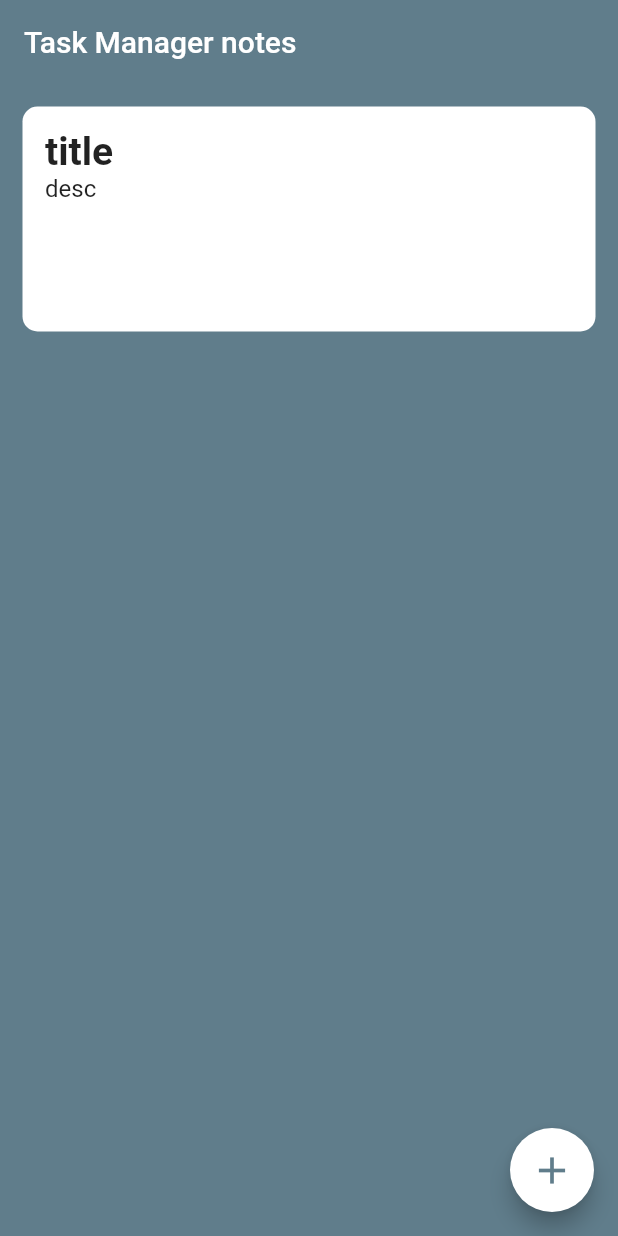
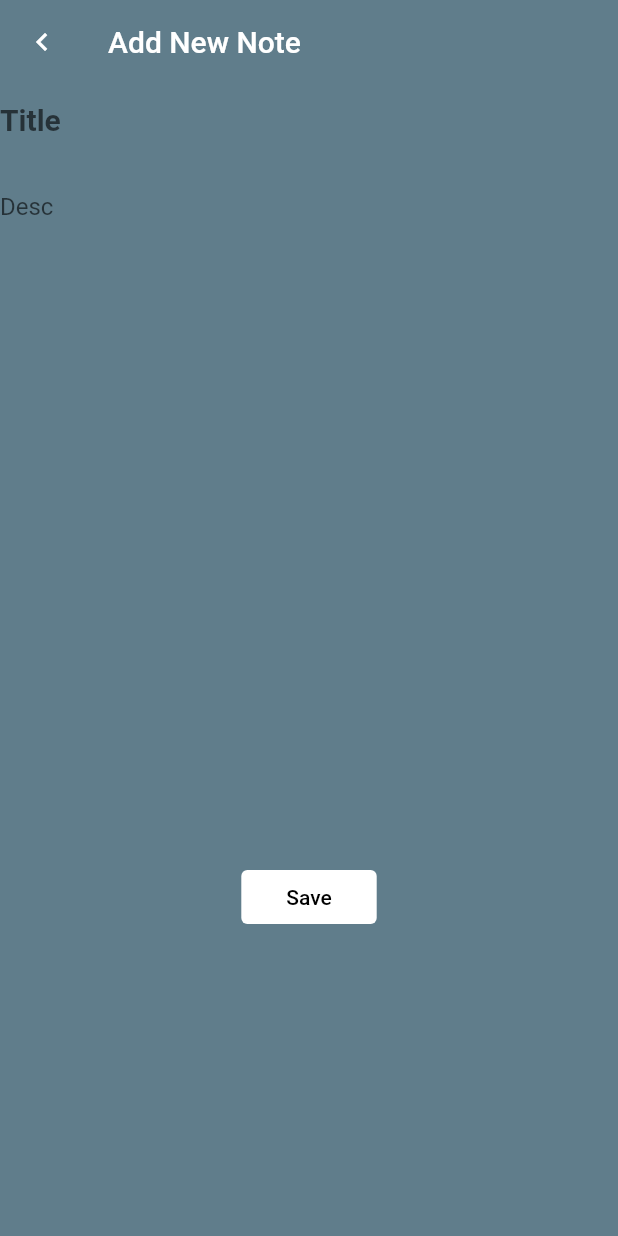
Before and after one commit to kwul0208/note-app-flutter, a Flutter app: the screen it shows after launch, after a tap on the "add" icon, on a phone screen of 412 x 824 dp. Run offline on Flutter 3.47's test engine with Material 2 defaults, Android fonts, the phone set to English and light mode, and no system bars.

Commit message:
add new note screen

```diff
--- a/lib/screen/addNote.dart
+++ b/lib/screen/addNote.dart
@@ -0,0 +1,68 @@
+import 'package:flutter/material.dart';
+
+class AddNote extends StatelessWidget {
+  const AddNote({ Key? key }) : super(key: key);
+
+  @override
+  Widget build(BuildContext context) {
+        var size,height,width;
+
+    // getting the size of the window
+    size = MediaQuery.of(context).size;
+    height = size.height;
+    width = size.width;
+    return Scaffold(
+      backgroundColor: Colors.blueGrey,
+      appBar: AppBar(
+        backgroundColor: Colors.blueGrey,
+        elevation: 0,
+        leading: GestureDetector(child: Icon(Icons.navigate_before),
+        onTap: (){
+          Navigator.pop(context);
+        },
+      ),
+      title: Text("Add New Note"),
+      ),
+      body: SingleChildScrollView(
+        child: Column(
+          children: [
+            TextField(
+              decoration: InputDecoration(
+                border: InputBorder.none,
+                hintText: "Title",
+                hintStyle: TextStyle(
+                  fontSize: 20,
+                  fontWeight: FontWeight.w600
+                )
+              ),
+              style: TextStyle(
+                fontSize: 20
+              ),
+            ),
+            SizedBox(height: 10,),
+            TextField(
+              decoration: InputDecoration(
+                border: InputBorder.none,
+                hintText: "Desc",
+                hintStyle: TextStyle(
+                  fontSize: 16,
+                )
+              ),
+            ),
+            SizedBox(height: height/2,),
+            TextButton(
+              onPressed: (){
+
+              },
+              style: TextButton.styleFrom(
+                padding: EdgeInsets.only(left: 30, right: 30, top: 10, bottom: 10),
+                backgroundColor: Colors.white,
+              ),
+              child: Text("Save", style: TextStyle(color: Colors.black),)
+            )
+          ],
+        ),
+      ),
+    );
+  }
+}
--- a/lib/screen/home.dart
+++ b/lib/screen/home.dart
@@ -1,4 +1,5 @@
 import 'package:flutter/material.dart';
+import 'package:note_app_with_provider/screen/addNote.dart';
 class Home extends StatelessWidget {
   const Home({ Key? key }) : super(key: key);
 
@@ -15,7 +16,7 @@ class Home extends StatelessWidget {
       backgroundColor: Colors.blueGrey,
       floatingActionButton: FloatingActionButton(
         onPressed: (){
-
+          Navigator.push(context, MaterialPageRoute(builder: (context) => AddNote()));
         },
         child: Icon(Icons.add, size: 30, color: Colors.blueGrey,),
         backgroundColor: Colors.white,
```
